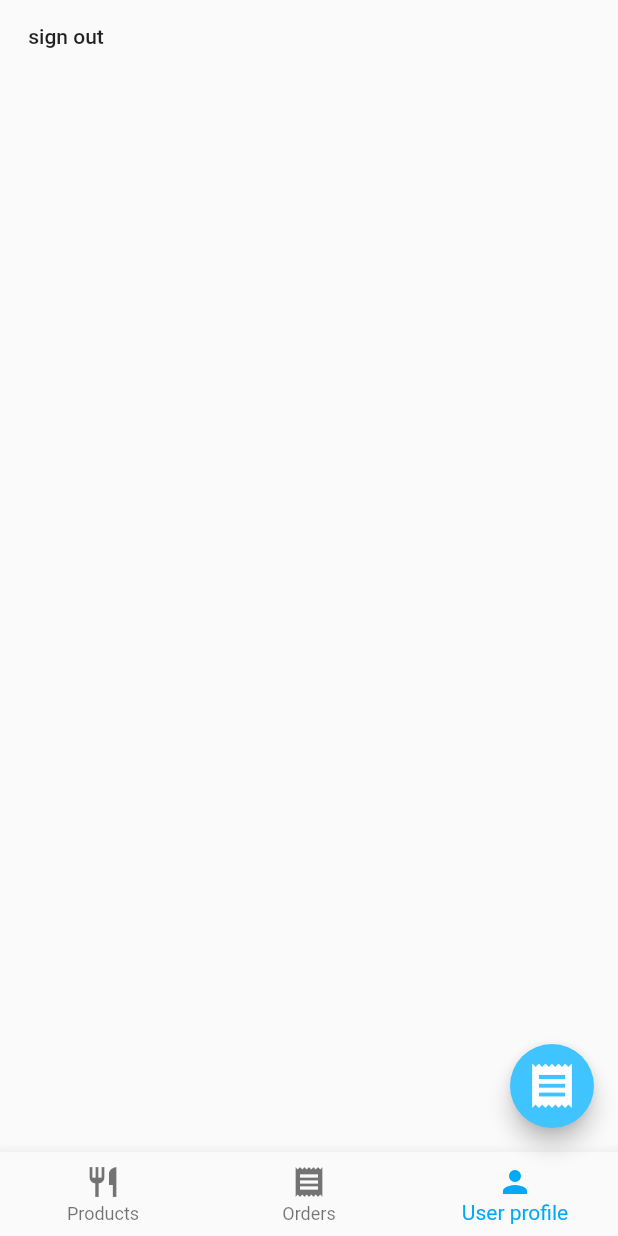
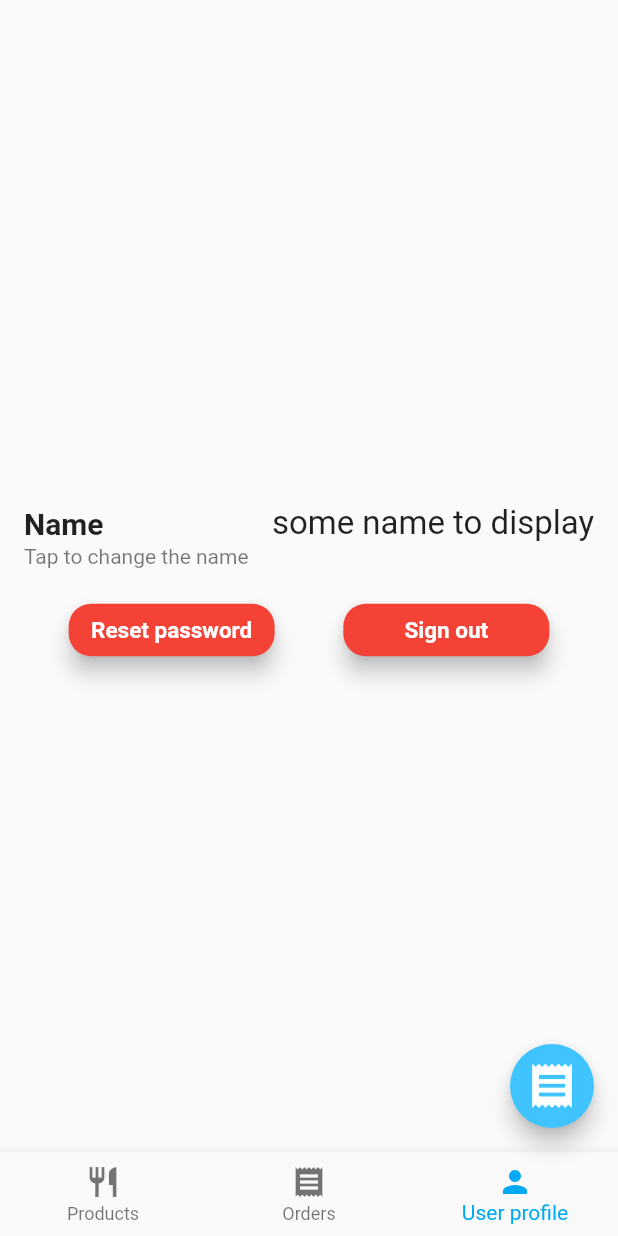
Before and after one commit to Ishchik/delivery_app, a Flutter app: the HomeScreen screen opened directly, item 3 of the bottom bar chosen, on a phone screen of 412 x 824 dp. Run offline on Flutter 3.47's test engine with Material 2 defaults, Android fonts, the phone set to English and light mode, and no system bars; our stand-ins replace cloud_firestore, firebase_auth; accounts and stored records are empty.

Commit message:
refactor, set profile screen

```diff
--- /dev/null
+++ b/lib/models/user_data.dart
@@ -0,0 +1,3 @@
+import 'package:flutter/foundation.dart';
+
+class UserData extends ChangeNotifier {}
--- a/lib/screens/login_screen.dart
+++ b/lib/screens/login_screen.dart
@@ -1,6 +1,6 @@
 import 'package:delivery_app/screens/admin_panel_screen.dart';
 import 'package:flutter/material.dart';
-import 'package:delivery_app/widgets/common_widgets/rounded_button.dart';
+import 'package:delivery_app/widgets/common_widgets/big_rounded_button.dart';
 import 'package:firebase_auth/firebase_auth.dart';
 import 'package:cloud_firestore/cloud_firestore.dart';
 import 'home_screen.dart';
--- a/lib/screens/profile_screen.dart
+++ b/lib/screens/profile_screen.dart
@@ -1,17 +1,47 @@
 import 'package:flutter/material.dart';
 import 'welcome_screen.dart';
 import 'package:firebase_auth/firebase_auth.dart';
+import 'package:delivery_app/widgets/common_widgets/card_button.dart';
 
 class ProfileScreen extends StatelessWidget {
   @override
   Widget build(BuildContext context) {
     return Scaffold(
       body: SafeArea(
-        child: Row(
+        child: Column(
+          mainAxisAlignment: MainAxisAlignment.center,
+          crossAxisAlignment: CrossAxisAlignment.stretch,
           children: <Widget>[
-            Text(''),
-            FlatButton(
-              child: Text('sign out'),
+            ListTile(
+              title: Row(
+                mainAxisAlignment: MainAxisAlignment.spaceBetween,
+                children: <Widget>[
+                  Text(
+                    'Name',
+                    style: TextStyle(
+                      fontSize: 20,
+                      fontWeight: FontWeight.bold,
+                    ),
+                  ),
+                  Text(
+                    'some name to display',
+                    style: TextStyle(
+                      fontSize: 22,
+                    ),
+                  ),
+                ],
+              ),
+              subtitle: Text('Tap to change the name'),
+              onTap: () {},
+            ),
+            Row(
+              mainAxisAlignment: MainAxisAlignment.spaceEvenly,
+              children: <Widget>[
+                CardButton(
+                  onPressed: () {},
+                  text: 'Reset password',
+                ),
+                CardButton(
                   onPressed: () async {
                     await FirebaseAuth.instance.signOut();
                     Navigator.pushAndRemoveUntil(
@@ -20,7 +50,10 @@ class ProfileScreen extends StatelessWidget {
                       (Route<dynamic> route) => false,
                     );
                   },
+                  text: 'Sign out',
                 ),
+              ],
+            )
           ],
         ),
       ),
--- a/lib/screens/registration_screen.dart
+++ b/lib/screens/registration_screen.dart
@@ -1,7 +1,7 @@
 import 'package:cloud_firestore/cloud_firestore.dart';
 import 'package:flutter/material.dart';
 import 'home_screen.dart';
-import 'package:delivery_app/widgets/common_widgets/rounded_button.dart';
+import 'package:delivery_app/widgets/common_widgets/big_rounded_button.dart';
 import 'package:firebase_auth/firebase_auth.dart';
 import 'package:delivery_app/constants.dart';
 
--- a/lib/screens/welcome_screen.dart
+++ b/lib/screens/welcome_screen.dart
@@ -1,5 +1,5 @@
 import 'package:flutter/material.dart';
-import 'package:delivery_app/widgets/common_widgets/rounded_button.dart';
+import 'package:delivery_app/widgets/common_widgets/big_rounded_button.dart';
 import 'login_screen.dart';
 import 'registration_screen.dart';
 
--- a/lib/widgets/product/product_order_button.dart
+++ b/lib/widgets/common_widgets/card_button.dart
@@ -1,9 +1,10 @@
 import 'package:flutter/material.dart';
 
-class OrderButton extends StatelessWidget {
+class CardButton extends StatelessWidget {
+  final String text;
   final Function onPressed;
 
-  OrderButton({this.onPressed});
+  CardButton({this.onPressed, this.text});
 
   @override
   Widget build(BuildContext context) {
@@ -11,11 +12,12 @@ class OrderButton extends StatelessWidget {
       elevation: 6,
       fillColor: Colors.red,
       splashColor: Colors.red[900],
-      constraints: BoxConstraints(minHeight: 35, minWidth: 120),
+      constraints: BoxConstraints(
+          minHeight: 35, minWidth: MediaQuery.of(context).size.width / 3),
       onPressed: onPressed,
       shape: RoundedRectangleBorder(borderRadius: BorderRadius.circular(15)),
       child: Text(
-        'Add to cart',
+        text,
         style: TextStyle(
           color: Colors.white,
           fontSize: 15,
--- a/lib/widgets/product/product_item.dart
+++ b/lib/widgets/product/product_item.dart
@@ -1,5 +1,5 @@
 import 'package:flutter/material.dart';
-import 'product_order_button.dart';
+import '../common_widgets/card_button.dart';
 import 'package:provider/provider.dart';
 import 'package:delivery_app/models/new_order_data.dart';
 import 'package:delivery_app/models/new_order.dart';
@@ -82,13 +82,14 @@ class ProductItem extends StatelessWidget {
                       crossAxisAlignment: CrossAxisAlignment.end,
                       mainAxisAlignment: MainAxisAlignment.center,
                       children: <Widget>[
-                        OrderButton(
+                        CardButton(
                           onPressed: () {
                             NewOrder _order =
                                 NewOrder(productTitle, productPrice, 1);
                             Provider.of<NewOrderData>(context, listen: false)
                                 .addToCart(_order);
                           },
+                          text: 'Add to cart',
                         ),
                       ],
                     ),
```
Also changed, not shown: lib/main.dart (+10 -2 lines), lib/widgets/checkout/checkout_cart.dart (+2 -12 lines), lib/widgets/common_widgets/bottom_sheet_container.dart (added, +25 -0 lines), lib/widgets/common_widgets/big_rounded_button.dart (renamed from lib/widgets/common_widgets/rounded_button.dart). Lines whose indentation alone changed are shown as unchanged.
